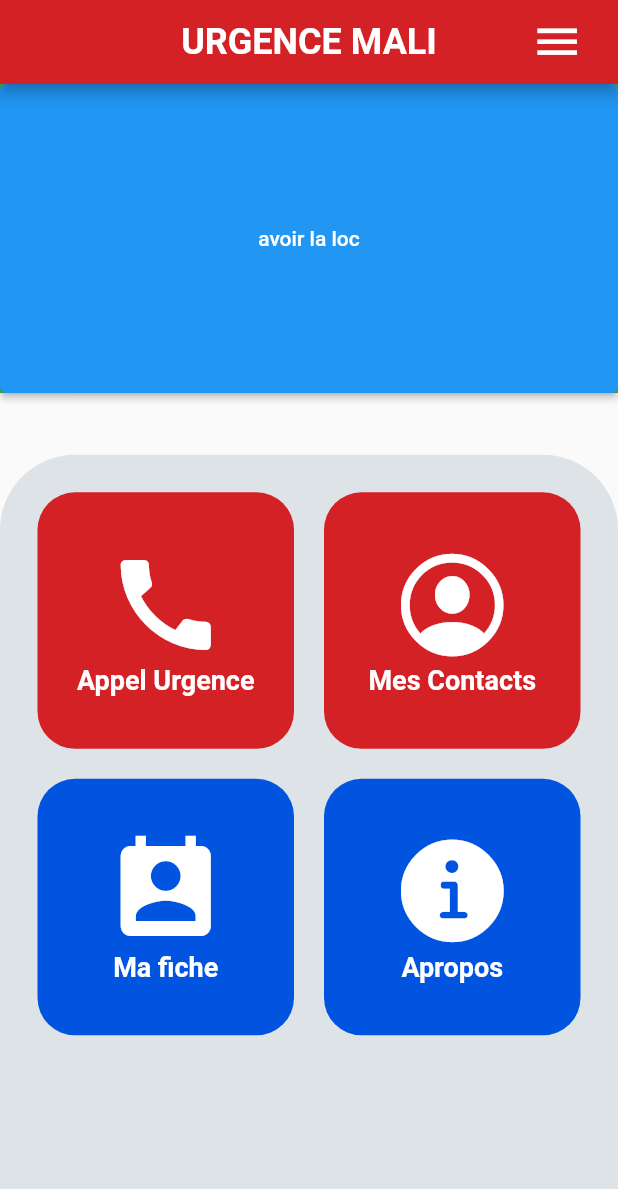
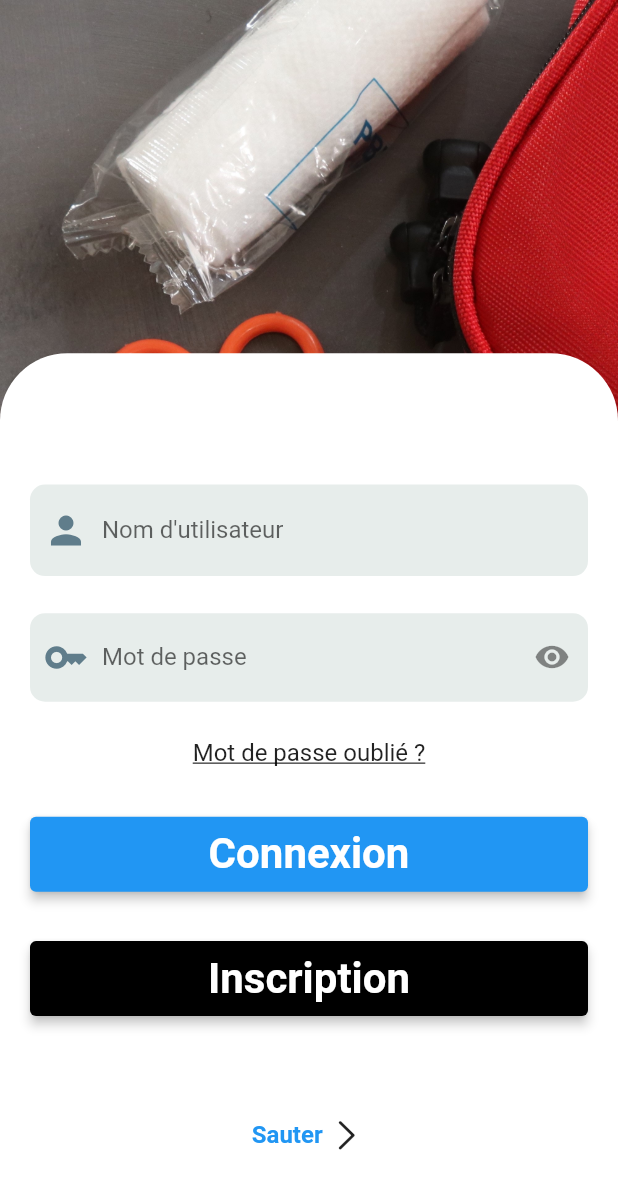
Before and after one commit to devBakary/Urgence-Frontend, a Flutter app: the screen it shows after launch, on a phone screen of 412 x 824 dp. Shown: the top 1189 px of the screen. Run offline on Flutter 3.47's test engine with Material 2 defaults, Android fonts, the phone set to English and light mode, and no system bars; our stand-ins replace flutter_secure_storage, geocoding, geolocator, shared_preferences, video_player.

Commit message:
page d'inscription et page de connexion presque ok

```diff
--- a/lib/Screen/Accueil.dart
+++ b/lib/Screen/Accueil.dart
@@ -3,6 +3,7 @@ import 'package:flutter/material.dart';
 import 'package:urgence_projet/Screen/About.dart';
 import 'package:urgence_projet/Screen/Appel.dart';
 import 'package:urgence_projet/Screen/Connexion.dart';
+import 'package:urgence_projet/Screen/Connexions.dart';
 import 'package:urgence_projet/Screen/ContactUrgent.dart';
 import 'package:urgence_projet/Screen/Inscription.dart';
 import 'package:urgence_projet/Screen/MaFiche.dart';
@@ -58,7 +59,7 @@ class _AccueilState extends State<Accueil> {
 
     List<Placemark> placemark = await placemarkFromCoordinates(position.latitude, position.longitude);
 
-    //print(placemark);
+    print(placemark);
     Placemark place = placemark[0];
     adresse = '${place.country}';
     print(adresse);
@@ -360,7 +361,7 @@ showDialogWidget(BuildContext context){
 
                                   children: [
 
-                                    Connexion(),
+                                    Connexions(),
                                     Inscription(),
 
                               ]),
--- /dev/null
+++ b/lib/Screen/Connexions.dart
@@ -0,0 +1,175 @@
+import 'package:flutter/cupertino.dart';
+import 'package:flutter/material.dart';
+import 'package:urgence_projet/Screen/Accueil.dart';
+import 'package:urgence_projet/Screen/Inscriptions.dart';
+
+import '../Service/ContactService.dart';
+
+class Connexions extends StatefulWidget {
+  const Connexions({Key? key}) : super(key: key);
+
+  @override
+  State<Connexions> createState() => _ConnexionsState();
+}
+
+class _ConnexionsState extends State<Connexions> {
+
+  TextEditingController usernameController= TextEditingController();
+  TextEditingController passwordController= TextEditingController();
+  ContactServices contactServices = ContactServices();
+
+  bool _obscureText = true;
+  @override
+  Widget build(BuildContext context) {
+    return Scaffold(
+        body: SingleChildScrollView(
+          child: Container(
+            constraints: BoxConstraints(
+              maxHeight: MediaQuery.of(context).size.height,
+              maxWidth: MediaQuery.of(context).size.width,
+            ),
+            decoration: const BoxDecoration(
+              image: DecorationImage(
+                  image: AssetImage("assets/images/b.jpg"),
+                  fit: BoxFit.cover),
+
+            ),
+            child: Column(
+              children: [
+                Expanded(
+                  flex: 2,
+                  child: Container(
+
+                  ),
+                ),
+                Expanded(
+                  flex: 5,
+                  child: Container(
+                    width: double.infinity,
+                    decoration: const BoxDecoration(
+                        color: Colors.white,
+                        borderRadius: BorderRadius.only(
+                            topLeft: Radius.circular(45),
+                            topRight: Radius.circular(45))
+                    ),
+
+                    child: Padding(
+                      padding: const EdgeInsets.all(20.0),
+                      child: Column(
+                        mainAxisAlignment: MainAxisAlignment.center,
+                        crossAxisAlignment: CrossAxisAlignment.center,
+                        children: [
+                          SizedBox(height: MediaQuery.of(context).size.height * .04,),
+                          TextField(
+                            controller: usernameController,
+                            decoration: InputDecoration(
+                                labelText: 'Nom d\'utilisateur',
+                                border: OutlineInputBorder(
+                                  borderRadius: BorderRadius.circular(10),
+                                  borderSide: BorderSide.none,
+                                ),
+                                filled: true,
+                                fillColor: Color(0xFFe7edeb),
+                                hintText: 'Nom d\'utilisateur',
+                                hintStyle: const TextStyle(
+                                    fontSize: 18
+                                ),
+                                prefixIcon: Icon(Icons.person, color: Colors.blueGrey, size: 30,)
+                            ),
+                          ),
+                          SizedBox(height: MediaQuery.of(context).size.height * .03,),
+
+                          TextField(
+                            controller: passwordController,
+                            obscureText: _obscureText,
+                            decoration: InputDecoration(
+                                labelText: 'Mot de passe ',
+                                suffixIcon: GestureDetector(
+                                  onTap: (){
+                                    setState(() {
+                                      _obscureText = !_obscureText;
+                                    });
+                                  },
+                                  child: Icon(_obscureText? Icons.visibility : Icons.visibility_off),
+                                ),
+                                border: OutlineInputBorder(
+                                  borderRadius: BorderRadius.circular(10),
+                                  borderSide: BorderSide.none,
+                                ),
+                                filled: true,
+                                fillColor: Color(0xFFe7edeb),
+                                hintText: 'Mot de passe ',
+                                prefixIcon: Icon(Icons.key, color: Colors.blueGrey, size: 30,)
+                            ),
+                          ),
+
+                          SizedBox(height: MediaQuery.of(context).size.height * .03,),
+
+                          Text("Mot de passe oublié ?", style: TextStyle(fontSize: 16, decoration: TextDecoration.underline),),
+
+
+                          SizedBox(height: MediaQuery.of(context).size.height * .04,),
+
+                          Container(
+                            width: double.infinity,
+                            height: 50,
+                            child: ElevatedButton(
+                              onPressed: () {
+                                contactServices.login(usernameController.text, passwordController.text);
+                              },
+                              style: ElevatedButton.styleFrom(
+                                elevation: 3,
+                              ),
+                              child: const Text(
+                                'Connexion',
+                                style: TextStyle(fontSize: 28, fontWeight: FontWeight.bold),),
+                            ),
+                          ),
+
+                          SizedBox(height: MediaQuery.of(context).size.height * .04,),
+
+                          //container contenant le bouton de inscription
+                          Container(
+                            width: double.infinity,
+                            height: 50,
+                            child: ElevatedButton(
+                              onPressed: (){
+
+                                Navigator.of(context).push(MaterialPageRoute(builder: (_) =>Inscriptions()));
+                              },
+                              style: ElevatedButton.styleFrom(
+                                backgroundColor: Colors.black,
+                                elevation: 3,
+                              ),
+                              child: const Text(
+                                'Inscription',
+                                style: TextStyle(fontSize: 28, fontWeight: FontWeight.bold),),
+                            ),
+                          ),
+
+                          SizedBox(height: MediaQuery.of(context).size.height * .08,),
+
+                          Row(
+                            mainAxisAlignment: MainAxisAlignment.center,
+                            children:  [
+                             InkWell(
+                               onTap: (){
+                                 Navigator.of(context).push(MaterialPageRoute(builder: (_) =>Accueil()));
+                               },
+                                 child: Text("Sauter", style: TextStyle(fontSize: 16, fontWeight: FontWeight.bold, color: Colors.blue),)),
+                              SizedBox(width: 3,),
+                              Icon(CupertinoIcons.right_chevron, size: 26,)
+                            ],
+                          )
+                        ],
+                      ),
+                    ),
+                  ),
+                )
+              ],
+            ),
+          ),
+        )
+    );
+  }
+}
--- a/lib/Screen/Inscription.dart
+++ b/lib/Screen/Inscription.dart
@@ -60,7 +60,7 @@ class _InscriptionState extends State<Inscription> {
                   const SizedBox(height: 10,),
                    TextField(
                      controller: passwordController,
-                    decoration: const InputDecoration(
+                     decoration: const InputDecoration(
                       border: OutlineInputBorder(),
                       hintText: 'password',
                     ),
--- a/lib/Screen/SplashScreen.dart
+++ b/lib/Screen/SplashScreen.dart
@@ -1,5 +1,7 @@
 import 'package:flutter/cupertino.dart';
 import 'package:flutter/material.dart';
+import 'package:urgence_projet/Screen/Connexions.dart';
+import 'package:urgence_projet/Screen/FirstPage.dart';
 
 import 'Accueil.dart';
 
@@ -19,7 +21,7 @@ class _SplashState extends State<Splash> {
 
     Future.delayed(const Duration(seconds: 4)).then((value) {
       Navigator.of(context).pushReplacement(
-          CupertinoPageRoute(builder: (context) =>  Accueil()));
+          CupertinoPageRoute(builder: (context) =>  Connexions()));
     });
   }
   Widget build(BuildContext context) {
```
Also changed, not shown: lib/Screen/FirstPage.dart (added, +62 -0 lines), lib/Screen/Inscriptions.dart (added, +232 -0 lines), assets/images/b.jpg (added), 3 other files.
